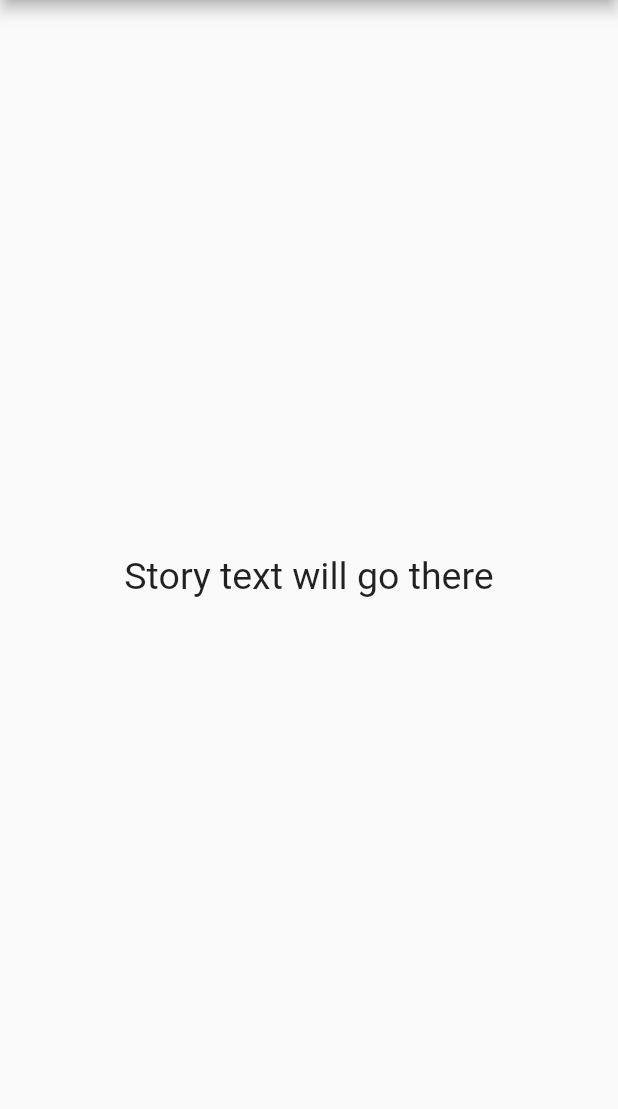
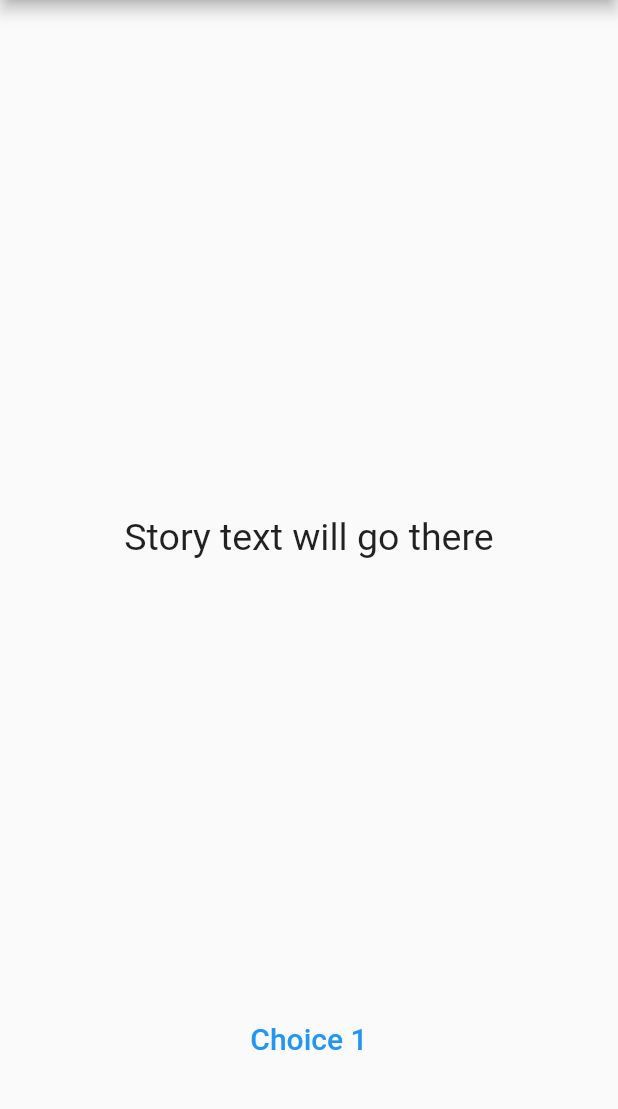
Before and after one commit to vijai-ks/Destini, a Flutter app: the screen it shows after launch, on a phone screen of 412 x 824 dp, the part 84-1193 px from its top. Run offline on Flutter 3.47's test engine with Material 2 defaults, Android fonts, the phone set to English and light mode, and no system bars.

Commit message:
feat: destini: Add choice1 textbutton
Signed-off-by: vijai-ks <vijai.ksv@gmail.com>

```diff
--- a/lib/main.dart
+++ b/lib/main.dart
@@ -33,10 +33,10 @@
         child: Container(
           padding: const EdgeInsets.symmetric(vertical: 50.0, horizontal: 15.0),
           constraints: const BoxConstraints.expand(),
-          child: const Column(
+          child: Column(
             crossAxisAlignment: CrossAxisAlignment.stretch,
             children: [
-              Expanded(
+              const Expanded(
                 flex: 12,
                 child: Center(
                   child: Text(
@@ -46,7 +46,20 @@
                     ),
                   ),
                 ),
-              )
+              ),
+              Expanded(
+                child: TextButton(
+                  onPressed: () {
+                    print(1);
+                  },
+                  child: const Text(
+                    'Choice 1',
+                    style: TextStyle(
+                      fontSize: 20.0,
+                    ),
+                  ),
+                ),
+              ),
             ],
           ),
         ),
```
